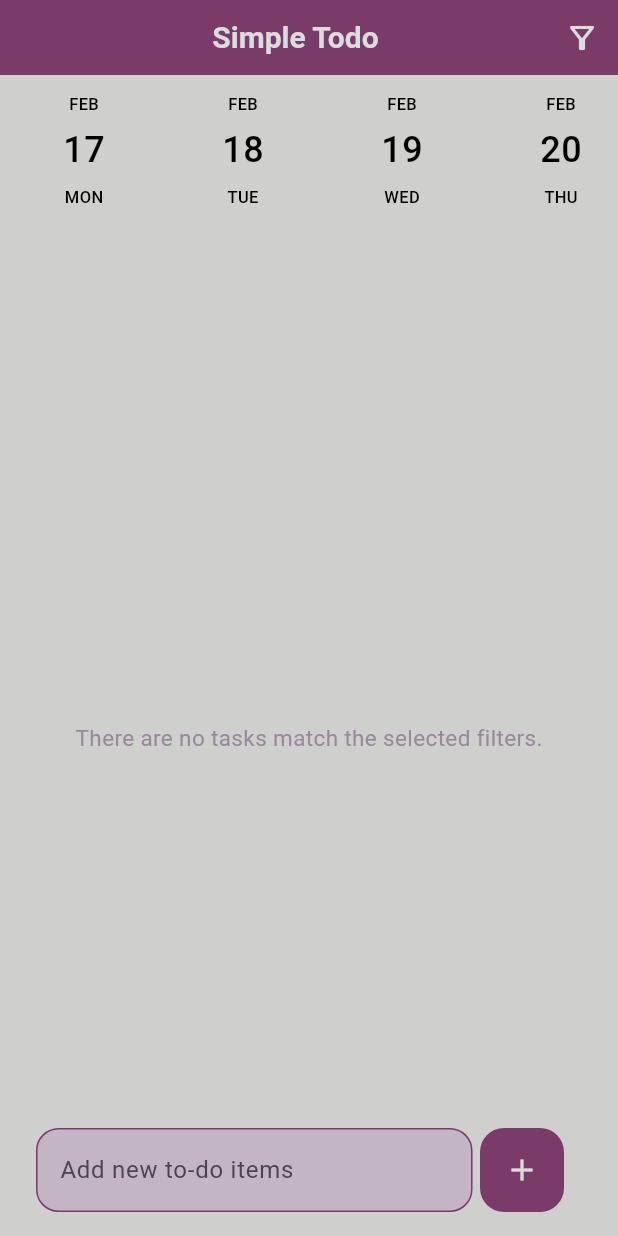
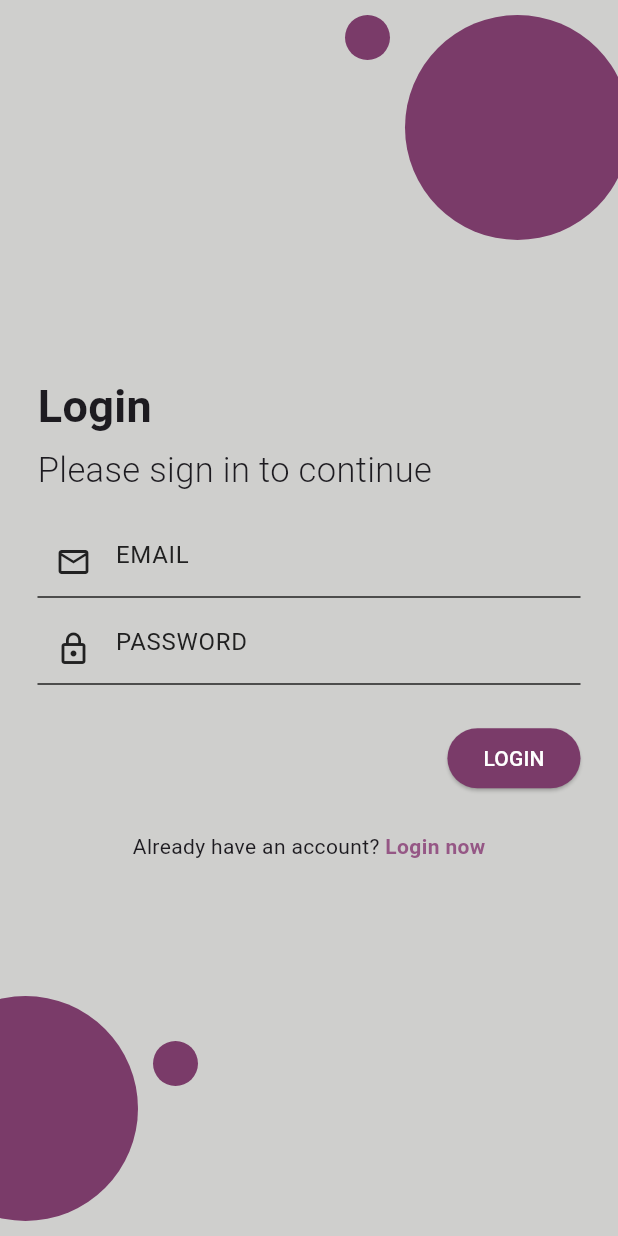
Before and after one commit to aserhatsahin/ToDo-Flutter-App, a Flutter app: the screen it shows after launch, on a phone screen of 412 x 824 dp. Run offline on Flutter 3.47's test engine with Material 3 defaults, Android fonts, the phone set to English and light mode, and no system bars; drawn by our look-alikes of animated_text_kit, date_picker_timeline; our stand-ins replace cloud_firestore, firebase_auth, firebase_core, flutter_slidable, shared_preferences; accounts and stored records are empty.

Commit message:
-New Register and Login page created, designed. -Firebase Authentication implemented. -Tasks are displayed accordingly to the users.

```diff
--- /dev/null
+++ b/lib/auth/auth_gate.dart
@@ -0,0 +1,27 @@
+import 'package:firebase_auth/firebase_auth.dart';
+import 'package:flutter/material.dart';
+import 'package:todo_list_app/auth/login_or_register.dart';
+import 'package:todo_list_app/pages/home_page_sb.dart';
+
+class AuthGate extends StatelessWidget {
+  const AuthGate({super.key});
+
+  @override
+  Widget build(BuildContext context) {
+    return Scaffold(
+      body: StreamBuilder(
+          stream: FirebaseAuth.instance.authStateChanges(),
+          builder: (context, snapshot) {
+//user is logged in
+
+            if (snapshot.hasData) {
+              return HomePage();
+            }
+// user is not logged in
+            else {
+              return const LoginOrRegister();
+            }
+          }),
+    );
+  }
+}
--- /dev/null
+++ b/lib/auth/auth_service.dart
@@ -0,0 +1,37 @@
+import 'package:firebase_auth/firebase_auth.dart';
+import 'package:todo_list_app/repository/userRepo.dart';
+
+class AuthService {
+//instance of auth
+
+  final FirebaseAuth auth = FirebaseAuth.instance;
+
+//sign in
+  Future<UserCredential> signInWithEmailPassword(String email, password) async {
+    try {
+      UserCredential userCredential = await auth.signInWithEmailAndPassword(
+          email: email, password: password);
+      return userCredential;
+    } on FirebaseAuthException catch (e) {
+      throw Exception(e.code);
+    }
+  }
+
+//sign up
+  Future<UserCredential> signUpWithEmailPassword(String email, password) async {
+    try {
+      UserRepo userRepo = UserRepo();
+      UserCredential userCredential = await auth.createUserWithEmailAndPassword(
+          email: email, password: password);
+      await userRepo.createUserInFirestore();
+      return userCredential;
+    } on FirebaseAuthException catch (e) {
+      throw Exception(e.code);
+    }
+  }
+
+//sign out
+  Future<void> signOut() async {
+    return await auth.signOut();
+  }
+}
--- /dev/null
+++ b/lib/auth/login_or_register.dart
@@ -0,0 +1,29 @@
+import 'package:flutter/material.dart';
+import 'package:todo_list_app/pages/login_page.dart';
+import 'package:todo_list_app/pages/register_page.dart';
+
+class LoginOrRegister extends StatefulWidget {
+  const LoginOrRegister({super.key});
+
+  @override
+  State<LoginOrRegister> createState() => _LoginOrRegisterState();
+}
+
+class _LoginOrRegisterState extends State<LoginOrRegister> {
+  bool showLoginPage = true;
+
+  void togglePages() {
+    setState(() {
+      showLoginPage = !showLoginPage;
+    });
+  }
+
+  @override
+  Widget build(BuildContext context) {
+    if (showLoginPage) {
+      return LoginPage(onTap: togglePages);
+    } else {
+      return RegisterPage(onTap: togglePages);
+    }
+  }
+}
--- /dev/null
+++ b/lib/core/components/my_button.dart
@@ -0,0 +1,26 @@
+import 'package:flutter/material.dart';
+import 'package:todo_list_app/core/theme/app_palette.dart';
+
+class MyButton extends StatelessWidget {
+  final String text;
+  final void Function()? onPressed;
+
+  const MyButton({super.key, required this.text, required this.onPressed});
+
+  @override
+  Widget build(BuildContext context) {
+    return Row(
+      mainAxisAlignment: MainAxisAlignment.end,
+      children: [
+        ElevatedButton(
+          style: ElevatedButton.styleFrom(
+            backgroundColor: AppPalette.primaryColor,
+            foregroundColor: Colors.white,
+          ),
+          onPressed: onPressed,
+          child: Text(text),
+        )
+      ],
+    );
+  }
+}
--- /dev/null
+++ b/lib/core/components/my_textfield.dart
@@ -0,0 +1,37 @@
+import 'package:flutter/material.dart';
+
+
+class MyTextField extends StatelessWidget {
+  final String hintText;
+  final Icon icon;
+  final TextEditingController controller;
+  final bool obscureText;
+  const MyTextField(
+      {super.key,
+      required this.hintText,
+      required this.icon,
+      required this.controller,
+      required this.obscureText});
+
+  @override
+  Widget build(BuildContext context) {
+    return TextField(
+      controller: controller,
+      obscureText: obscureText,
+      decoration: InputDecoration(
+        hintText: hintText,
+        hintStyle: TextStyle(color: Colors.grey.shade900),
+        prefixIcon: icon,
+        prefixIconColor: Colors.grey.shade900,
+        enabledBorder: UnderlineInputBorder(
+            borderSide: BorderSide(
+          color: Colors.grey.shade900,
+        )),
+        focusedBorder: UnderlineInputBorder(
+            borderSide: BorderSide(
+          color: Colors.grey.shade900,
+        )),
+      ),
+    );
+  }
+}
--- /dev/null
+++ b/lib/core/theme/app_palette.dart
@@ -0,0 +1,8 @@
+import 'package:flutter/material.dart';
+
+class AppPalette {
+  static const Color primaryColor = Color(0xFF7A3B69); // Ana renk
+  static const Color secondaryColor = Color(0xFFD7DEDC); // İkincil renk
+  static const Color highlightColor = Color(0xFF9A879D);
+  static const Color backgroundColor = Color(0xFFCFCFCD);
+}
--- /dev/null
+++ b/lib/core/theme/theme.dart
@@ -0,0 +1,8 @@
+import 'package:flutter/material.dart';
+
+class AppTheme{
+static final darkThemeMode=ThemeData.dark();
+
+
+static final lightThemeMode=ThemeData.light();
+}
--- a/lib/main.dart
+++ b/lib/main.dart
@@ -1,5 +1,9 @@
 import 'package:firebase_core/firebase_core.dart';
 import 'package:flutter/material.dart';
+import 'package:todo_list_app/auth/auth_gate.dart';
+
+import 'package:todo_list_app/core/theme/theme.dart';
+
 // ignore: unused_import
 import 'package:todo_list_app/pages/home_page_sb.dart';
 
@@ -18,7 +22,8 @@ class MyApp extends StatelessWidget {
   Widget build(BuildContext context) {
     return MaterialApp(
       debugShowCheckedModeBanner: false,
-      home: HomePage(),
+      theme: AppTheme.lightThemeMode,
+      home: AuthGate(),
     );
   }
 }
--- /dev/null
+++ b/lib/pages/login_page.dart
@@ -0,0 +1,158 @@
+import 'package:flutter/material.dart';
+import 'package:todo_list_app/auth/auth_service.dart';
+import 'package:todo_list_app/core/components/my_button.dart';
+import 'package:todo_list_app/core/components/my_textfield.dart';
+import 'package:todo_list_app/core/theme/app_palette.dart';
+
+class LoginPage extends StatelessWidget {
+  final TextEditingController _emailController = TextEditingController();
+  final TextEditingController _passwordController = TextEditingController();
+  final void Function()? onTap;
+
+  LoginPage({super.key, required this.onTap});
+
+
+  void login(BuildContext context) async {
+//authService
+    final authService = AuthService();
+
+//try login
+    try {
+      await authService.signInWithEmailPassword(
+          _emailController.text, _passwordController.text);
+    } catch (e) {
+      showDialog(
+        context: context,
+        builder: (context) => AlertDialog(
+          title: const Text("Error"),
+          content: Text(e.toString()), // Ensure e is converted to a string
+          actions: [
+            TextButton(
+              onPressed: () => Navigator.pop(context),
+              child: const Text("OK"),
+            ),
+          ],
+        ),
+      );
+    }
+  }
+
+  @override
+  Widget build(BuildContext context) {
+    return Scaffold(
+        backgroundColor: AppPalette.backgroundColor,
+        body: SafeArea(
+            child: Stack(
+          children: [
+            Positioned(
+                top: 10,
+                left: 230,
+                child: Container(
+                  width: 30,
+                  height: 30,
+                  decoration: BoxDecoration(
+                    color: AppPalette.primaryColor,
+                    shape: BoxShape.circle,
+                  ),
+                )),
+            Positioned(
+                top: 10,
+                left: 270,
+                child: Container(
+                  width: 150,
+                  height: 150,
+                  decoration: BoxDecoration(
+                    color: AppPalette.primaryColor,
+                    shape: BoxShape.circle,
+                  ),
+                )),
+            Positioned(
+                bottom: 100,
+                right: 280,
+                child: Container(
+                  width: 30,
+                  height: 30,
+                  decoration: BoxDecoration(
+                    color: AppPalette.primaryColor,
+                    shape: BoxShape.circle,
+                  ),
+                )),
+            Positioned(
+                bottom: 10,
+                right: 320,
+                child: Container(
+                  width: 150,
+                  height: 150,
+                  decoration: BoxDecoration(
+                    color: AppPalette.primaryColor,
+                    shape: BoxShape.circle,
+                  ),
+                )),
+            Center(
+              child: Padding(
+                padding: const EdgeInsets.symmetric(horizontal: 25.0),
+                child: Column(
+                  crossAxisAlignment: CrossAxisAlignment.start,
+                  mainAxisAlignment: MainAxisAlignment.center,
+                  children: [
+                    Text(
+                      'Login',
+                      style: TextStyle(
+                        fontSize: 30,
+                        fontWeight: FontWeight.bold,
+                      ),
+                    ),
+                    SizedBox(
+                      height: 5,
+                    ),
+                    Text(
+                      'Please sign in to continue',
+                      style: TextStyle(
+                        fontSize: 23,
+                        fontWeight: FontWeight.w300,
+                      ),
+                    ),
+                    SizedBox(height: 20),
+                    MyTextField(
+                      hintText: 'EMAIL',
+                      icon: Icon(Icons.mail_outline),
+                      controller: _emailController,
+                      obscureText: false,
+                    ),
+                    const SizedBox(height: 10),
+                    MyTextField(
+                      hintText: 'PASSWORD',
+                      icon: Icon(Icons.lock_outline),
+                      controller: _passwordController,
+                      obscureText: true,
+                    ),
+                    const SizedBox(
+                      height: 25,
+                    ),
+                    MyButton(text: 'LOGIN', onPressed: () => login(context)),
+                    const SizedBox(
+                      height: 25,
+                    ),
+                    Row(
+                      mainAxisAlignment: MainAxisAlignment.center,
+                      children: [
+                        const Text('Already have an account?\t'),
+                        GestureDetector(
+                          onTap: onTap,
+                          child: Text(
+                            'Login now',
+                            style: TextStyle(
+                                fontWeight: FontWeight.bold,
+                                color: const Color.fromARGB(255, 149, 87, 133)),
+                          ),
+                        ),
+                      ],
+                    )
+                  ],
+                ),
+              ),
+            )
+          ],
+        )));
+  }
+}
--- a/lib/repository/todoRepository.dart
+++ b/lib/repository/todoRepository.dart
@@ -1,9 +1,8 @@
-
 import 'package:todo_list_app/classes/todo.dart';
 
 abstract class todoRepository {
- Future<List<Todo>> getAll();
-Stream<List<Todo>> getAllStream();
+  Future<List<Todo>> getAll();
+  Stream<List<Todo>> getAllStream();
   Future<void> cbChanged(String docId);
 
   Future<void> add(String task, DateTime dueDate);
--- a/pubspec.yaml
+++ b/pubspec.yaml
@@ -45,6 +45,7 @@ dependencies:
   multiselect: ^0.1.1
   firebase_core: ^3.11.0
   cloud_firestore: ^5.6.3
+  firebase_auth: ^5.4.2
 
 dev_dependencies:
   flutter_test:
```
Also changed, not shown: lib/pages/home_page_sb.dart (+19 -3 lines), lib/pages/register_page.dart (added, +162 -0 lines), lib/repository/firebaseRepo.dart (+39 -13 lines), lib/repository/userRepo.dart (added, +32 -0 lines), pubspec.lock, 4 other files.
